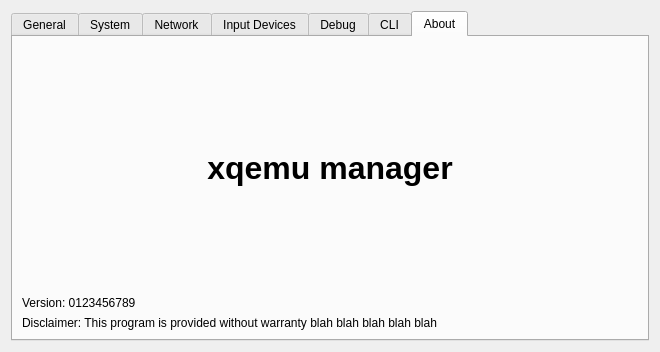
The window that settings.ui (xqemu/xqemu-manager) describes before a commit, drawn with Qt 5.
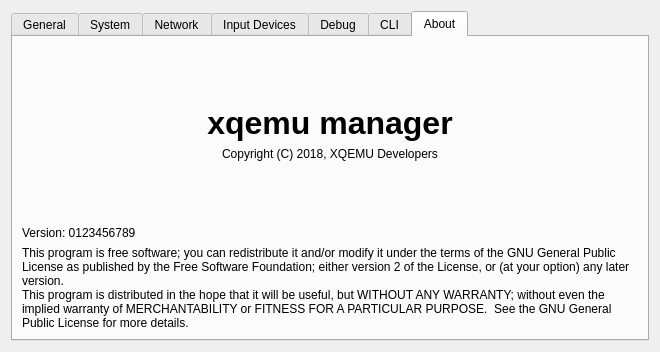
The same window after the commit. The open tabs and pages were chosen to show the change.

Commit message: Add copyright and license disclaimer to "about"-tab

What changed in the file:
```diff
--- a/settings.ui
+++ b/settings.ui
@@ -538,6 +538,16 @@
          </property>
         </widget>
        </item>
+       <item>
+        <widget class="QLabel" name="copyrightLabel">
+         <property name="text">
+          <string>Copyright (C) 2018, XQEMU Developers</string>
+         </property>
+         <property name="alignment">
+          <set>Qt::AlignCenter</set>
+         </property>
+        </widget>
+       </item>
        <item>
         <spacer name="verticalSpacer_4">
          <property name="orientation">
@@ -561,7 +571,8 @@
        <item>
         <widget class="QLabel" name="label_7">
          <property name="text">
-          <string>Disclaimer: This program is provided without warranty blah blah blah blah blah</string>
+          <string>This program is free software; you can redistribute it and/or modify it under the terms of the GNU General Public License as published by the Free Software Foundation; either version 2 of the License, or (at your option) any later version.
+This program is distributed in the hope that it will be useful, but WITHOUT ANY WARRANTY; without even the implied warranty of MERCHANTABILITY or FITNESS FOR A PARTICULAR PURPOSE.  See the GNU General Public License for more details.</string>
          </property>
          <property name="wordWrap">
           <bool>true</bool>
```
